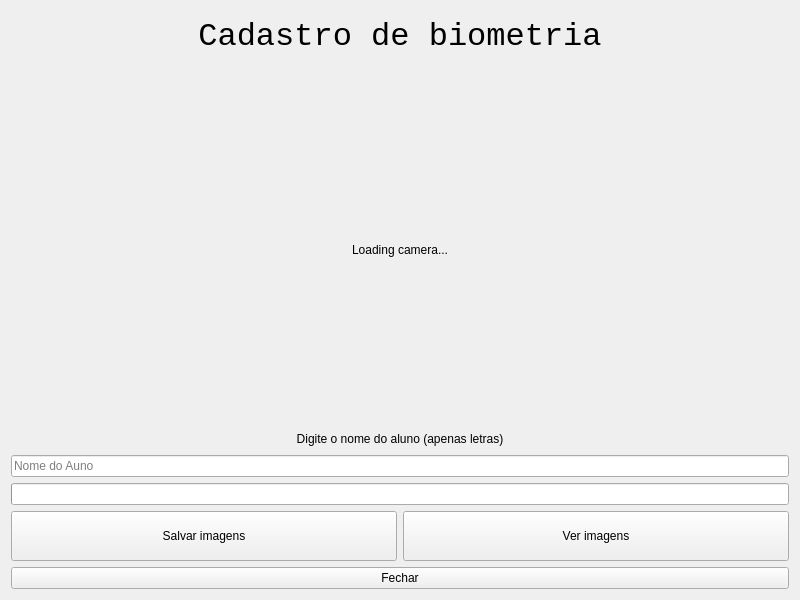
Before: the Qt Designer form src/ui/training.ui in YanVictorSN/access-control-project, drawn with Qt 5.
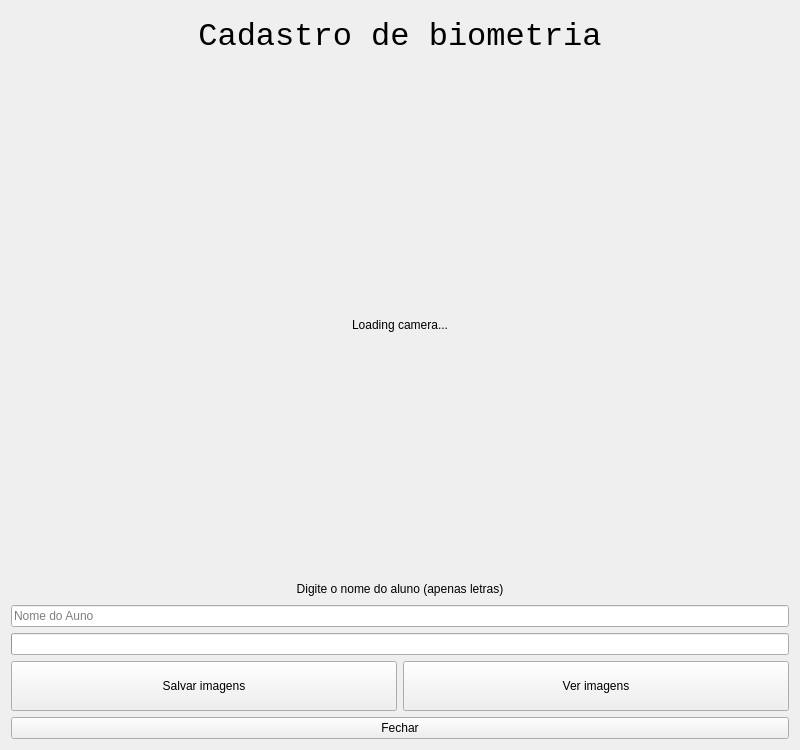
After: the same form once the commit is applied.

What changed in the file:
```diff
--- a/src/ui/training.ui
+++ b/src/ui/training.ui
@@ -7,13 +7,13 @@
     <x>0</x>
     <y>0</y>
     <width>800</width>
-    <height>600</height>
+    <height>750</height>
    </rect>
   </property>
   <property name="minimumSize">
    <size>
     <width>800</width>
-    <height>600</height>
+    <height>750</height>
    </size>
   </property>
   <property name="windowTitle">
@@ -83,6 +83,18 @@
      </item>
      <item row="2" column="0">
       <widget class="QLabel" name="camera_qL">
+       <property name="minimumSize">
+        <size>
+         <width>640</width>
+         <height>480</height>
+        </size>
+       </property>
+       <property name="maximumSize">
+        <size>
+         <width>16777215</width>
+         <height>16777215</height>
+        </size>
+       </property>
        <property name="text">
         <string>Loading camera...</string>
        </property>
```
Left out of the diff: 6 changed lines with no effect on the pictures.
